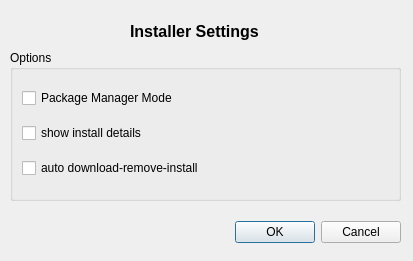
KDE/kdewin-installer, file gui/settingspage.ui: the form before one commit.
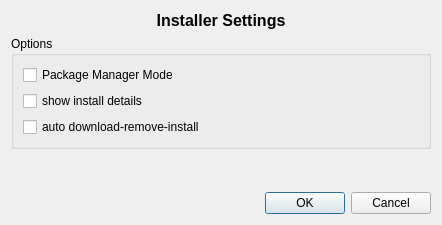
The form after the commit.

Commit message: give the widgets a layout

Patch:
```diff
--- a/gui/settingspage.ui
+++ b/gui/settingspage.ui
@@ -5,8 +5,8 @@
    <rect>
     <x>0</x>
     <y>0</y>
-    <width>413</width>
-    <height>261</height>
+    <width>442</width>
+    <height>225</height>
    </rect>
   </property>
   <property name="windowTitle" >
@@ -15,17 +15,11 @@
   <property name="modal" >
    <bool>true</bool>
   </property>
+  <layout class="QVBoxLayout" >
+   <item>
   <widget class="QLabel" name="label_2" >
-   <property name="geometry" >
-    <rect>
-     <x>130</x>
-     <y>10</y>
-     <width>301</width>
-     <height>43</height>
-    </rect>
-   </property>
    <property name="sizePolicy" >
-    <sizepolicy vsizetype="Preferred" hsizetype="Fixed" >
+      <sizepolicy vsizetype="Preferred" hsizetype="Preferred" >
      <horstretch>0</horstretch>
      <verstretch>0</verstretch>
     </sizepolicy>
@@ -36,43 +30,25 @@
 &lt;/style>&lt;/head>&lt;body style=" font-family:'MS Shell Dlg 2'; font-size:8.25pt; font-weight:400; font-style:normal; text-decoration:none;">
 &lt;p style=" margin-top:0px; margin-bottom:0px; margin-left:0px; margin-right:0px; -qt-block-indent:0; text-indent:0px;">&lt;span style=" font-size:12pt; font-weight:600;">Installer &lt;/span>&lt;span style=" font-size:12pt; font-weight:600;">Settings&lt;/span>&lt;/p>&lt;/body>&lt;/html></string>
    </property>
-  </widget>
+     <property name="alignment" >
+      <set>Qt::AlignCenter</set>
+     </property>
+    </widget>
+   </item>
+   <item>
   <widget class="QGroupBox" name="optionsGroupBox" >
-   <property name="geometry" >
-    <rect>
-     <x>10</x>
-     <y>50</y>
-     <width>391</width>
-     <height>151</height>
-    </rect>
-   </property>
    <property name="title" >
     <string>Options</string>
    </property>
-   <layout class="QVBoxLayout" >
-    <property name="spacing" >
-     <number>6</number>
-    </property>
-    <property name="leftMargin" >
-     <number>9</number>
-    </property>
-    <property name="topMargin" >
-     <number>9</number>
-    </property>
-    <property name="rightMargin" >
-     <number>9</number>
-    </property>
-    <property name="bottomMargin" >
-     <number>9</number>
-    </property>
-    <item>
+     <layout class="QGridLayout" >
+      <item row="0" column="0" >
      <widget class="QCheckBox" name="displayTitlePage" >
       <property name="text" >
        <string>Package Manager Mode</string>
       </property>
      </widget>
     </item>
-    <item>
+      <item row="1" column="0" >
      <widget class="QCheckBox" name="installDetails" >
       <property name="toolTip" >
        <string>&lt;html>&lt;head>&lt;meta name="qrichtext" content="1" />&lt;style type="text/css">
@@ -85,7 +61,7 @@
       </property>
      </widget>
     </item>
-    <item>
+      <item row="2" column="0" >
      <widget class="QCheckBox" name="autoNextStep" >
       <property name="toolTip" >
        <string>&lt;html>&lt;head>&lt;meta name="qrichtext" content="1" />&lt;style type="text/css">
@@ -100,15 +76,22 @@
     </item>
    </layout>
   </widget>
+   </item>
+   <item>
+    <spacer>
+     <property name="orientation" >
+      <enum>Qt::Vertical</enum>
+     </property>
+     <property name="sizeHint" >
+      <size>
+       <width>20</width>
+       <height>21</height>
+      </size>
+     </property>
+    </spacer>
+   </item>
+   <item>
   <widget class="QDialogButtonBox" name="buttonBox" >
-   <property name="geometry" >
-    <rect>
-     <x>210</x>
-     <y>220</y>
-     <width>191</width>
-     <height>25</height>
-    </rect>
-   </property>
    <property name="orientation" >
     <enum>Qt::Horizontal</enum>
    </property>
@@ -116,6 +99,8 @@
     <set>QDialogButtonBox::Cancel|QDialogButtonBox::NoButton|QDialogButtonBox::Ok</set>
    </property>
   </widget>
+   </item>
+  </layout>
  </widget>
  <tabstops>
   <tabstop>displayTitlePage</tabstop>
```
Lines whose indentation alone changed are shown as unchanged. The commit also changes 7 other files.
